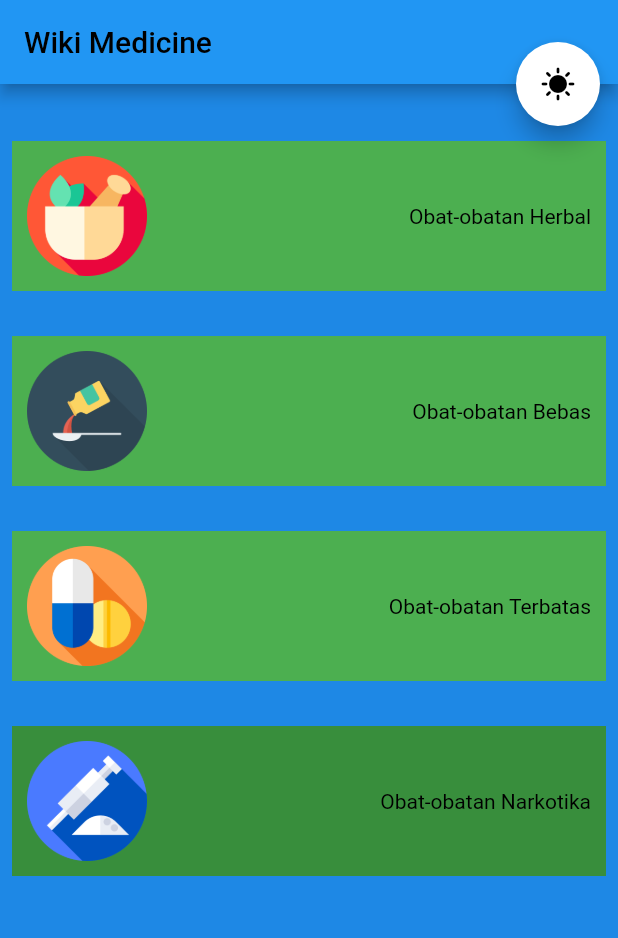
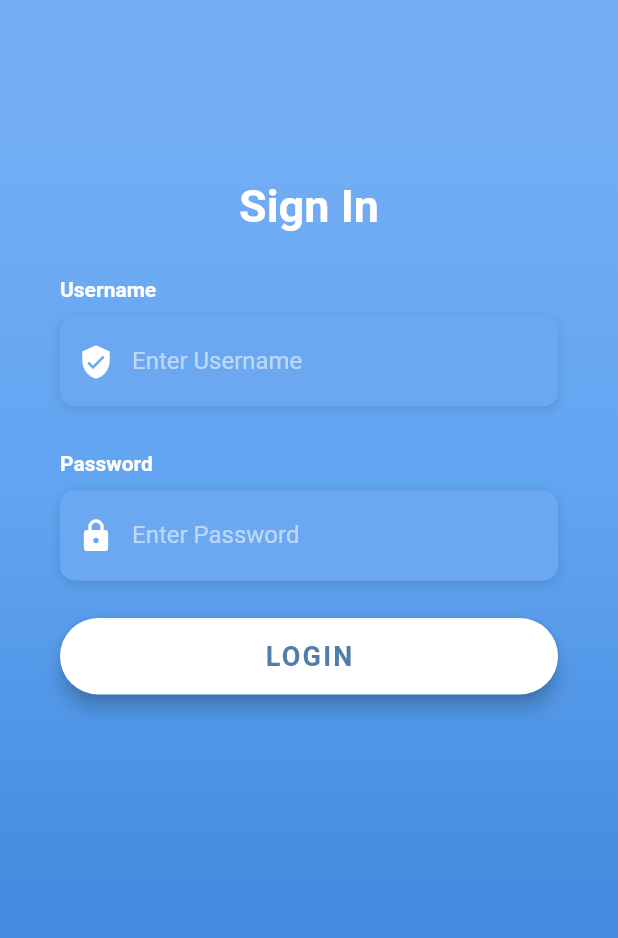
Before and after one commit to KKhouma/practice-mobile, a Flutter app: the screen it shows after launch, on a phone screen of 412 x 824 dp. Shown: the top 938 px of the screen. Run offline on Flutter 3.47's test engine with Material 2 defaults, Android fonts, the phone set to English and light mode, and no system bars; Roboto replaces fonts that are missing (OpenSans).

Commit message:
modul 3 50%

```diff
--- /dev/null
+++ b/lib/decor.dart
@@ -0,0 +1,24 @@
+import 'package:flutter/material.dart';
+
+final kHintTextStyle = TextStyle(
+  color: Colors.white54,
+  fontFamily: 'OpenSans',
+);
+
+final kLabelStyle = TextStyle(
+  color: Colors.white,
+  fontWeight: FontWeight.bold,
+  fontFamily: 'OpenSans',
+);
+
+final kBoxDecorationStyle = BoxDecoration(
+  color: Color(0xFF6CA8F1),
+  borderRadius: BorderRadius.circular(10.0),
+  boxShadow: [
+    BoxShadow(
+      color: Colors.black12,
+      blurRadius: 6.0,
+      offset: Offset(0, 2),
+    ),
+  ],
+);
--- /dev/null
+++ b/lib/login.dart
@@ -0,0 +1,143 @@
+
+import 'package:ui1/pages/main_menu.dart';
+
+import 'decor.dart';
+import 'package:flutter/material.dart';
+
+class LoginScreen extends StatefulWidget{
+  @override
+  _LoginScreenState createState() => _LoginScreenState();
+}
+
+class _LoginScreenState extends State<LoginScreen>{
+  @override
+  Widget build(BuildContext context){
+    return Scaffold(
+      body: Stack(
+        children: <Widget>[
+          Container(
+            height: double.infinity,
+            width: double.infinity,
+            decoration: const BoxDecoration(
+              gradient: LinearGradient(
+                begin: Alignment.topCenter,
+                end: Alignment.bottomCenter,
+                colors: [
+                  Color(0xFF73AEF5),
+                  Color(0xFF61a4f1),
+                  Color(0xff478de0),
+                  Color(0xff398ae5),
+                ],
+                stops: [0.1, 0.4, 0.7, 0.9]
+                )
+            ),
+          ),
+         Container(
+           height: double.infinity,
+           child:  SingleChildScrollView(
+             physics:const AlwaysScrollableScrollPhysics(),
+             padding:const EdgeInsets.symmetric(
+               horizontal: 40.0,
+               vertical: 120.0,
+             ),
+             child: Column(
+               mainAxisAlignment: MainAxisAlignment.center,
+               children:<Widget>[
+                const Text(
+                   'Sign In',
+                   style: TextStyle(
+                     color :Colors.white,
+                     fontFamily: 'OpenSans',
+                     fontSize:30.0,
+                     fontWeight: FontWeight.bold,
+                   ),
+                 ),
+                 SizedBox(height: 30.0),
+                 Column(
+                   crossAxisAlignment: CrossAxisAlignment.start,
+                   children: <Widget>[
+                         Text(
+                       'Username',
+                       style: kLabelStyle,
+                     ),
+                     const SizedBox(height: 10.0),
+                     Container(
+                       alignment: Alignment.centerLeft,
+                       decoration:kBoxDecorationStyle,
+                       height: 60.0,
+                       child: TextField(
+                         style: TextStyle(color: Colors.white),
+                         decoration: InputDecoration(
+                           border: InputBorder.none,
+                           contentPadding: EdgeInsets.only(top: 14.0),
+                           prefixIcon: Icon(
+                             Icons.verified_user,
+                             color: Colors.white,
+                           ),
+                           hintText: 'Enter Username',
+                           hintStyle: kHintTextStyle,
+                         ),
+                       ),
+                     )
+                   ],
+                 ),
+                 SizedBox(height: 30.0),
+                 Column(
+                   crossAxisAlignment: CrossAxisAlignment.start,
+                   children: <Widget>[
+                         Text(
+                       'Password',
+                       style: kLabelStyle,
+                     ),
+                     const SizedBox(height: 10.0),
+                     Container(
+                       alignment: Alignment.centerLeft,
+                       decoration:kBoxDecorationStyle,
+                       height: 60.0,
+                       child: TextField(
+                         obscureText: true,
+                         style: TextStyle(color: Colors.white),
+                         decoration: InputDecoration(
+                           border: InputBorder.none,
+                           contentPadding: EdgeInsets.only(top: 14.0),
+                           prefixIcon: Icon(
+                             Icons.lock,
+                             color: Colors.white,
+                           ),
+                           hintText: 'Enter Password',
+                           hintStyle: kHintTextStyle,
+                         ),
+                       ),
+                     )
+                   ],
+                 ),
+                 Container(
+                   padding: EdgeInsets.symmetric(vertical: 25.0),
+                   width: double.infinity,
+                   child: RaisedButton(
+                     elevation: 5.0,
+                     onPressed: (){
+                       Navigator.push(context, MaterialPageRoute(builder: (context) => MainMenuPages()));
+                     },
+                     padding: EdgeInsets.all(15.0),
+                     shape: RoundedRectangleBorder(borderRadius: BorderRadius.circular(30.0)),
+                     color: Colors.white,
+                     child:const Text(
+                       'LOGIN',
+                       style: TextStyle(
+                         color: Color(0xFF527DAA),
+                         letterSpacing: 1.5,
+                         fontSize: 18.0,
+                         fontWeight: FontWeight.bold,
+                         fontFamily: 'OpenSans',
+                       ),
+                     ),
+                   ),
+                 )
+               ]),
+           ),
+         )
+        ], ),
+    );
+  }
+}
--- a/lib/main.dart
+++ b/lib/main.dart
@@ -1,5 +1,7 @@
 import 'package:flutter/material.dart';
+import 'package:ui1/login.dart';
 import 'package:ui1/pages/main_menu.dart';
+import 'login.dart';
 
 
 void main() {
@@ -12,126 +14,9 @@ class MyApp extends StatelessWidget {
   // This widget is the root of your application.
   @override
   Widget build(BuildContext context) {
-    return const MaterialApp(
-      home :  MainMenuPages(),
-      // home:
-      //  Scaffold(
-      //   appBar: AppBar(
-      //     backgroundColor: Colors.grey,
-      //     title: const Text('Wiki Medicine'),
-      //   ),
-      //   body: Padding(
-      //     padding: const EdgeInsets.all(8.0),
-      //     child: Column(
-      //       children: [
-      //         InkWell(
-      //           onTap: (){
-
-      //           },
-      //         child:Container(
-      //           width: double.infinity,
-      //           height: 100,
-      //           color: Colors.green,
-      //           child: Padding(
-      //             padding: const EdgeInsets.fromLTRB(10, 10, 10, 10),
-      //             child: Row(
-      //               mainAxisAlignment: MainAxisAlignment.spaceBetween,
-      //               children: [
-      //                 Image.asset('assets/herbal.png'),
-      //                 Column(
-      //                   mainAxisAlignment: MainAxisAlignment.center,
-      //                   crossAxisAlignment: CrossAxisAlignment.start,
-      //                   children: [
-      //                     Text(
-      //                       'Obat-obatan Herbal',
-      //                       textAlign: TextAlign.right,
-
-      //                     ),
-      //                   ],
-      //                 )
-      //               ],
-      //             ),
-      //           ),
-      //         ),),
-      //         Container(
-      //           width: double.infinity,
-      //           height: 100,
-      //           color: Colors.green.shade700,
-      //           child: Padding(
-      //             padding: const EdgeInsets.fromLTRB(10, 10, 10, 10),
-      //             child: Row(
-      //               mainAxisAlignment: MainAxisAlignment.spaceBetween,
-      //               children: [
-      //                 Image.asset('assets/syrup.png'),
-      //                 Column(
-      //                   mainAxisAlignment: MainAxisAlignment.center,
-      //                   crossAxisAlignment: CrossAxisAlignment.start,
-      //                   children: [
-      //                     Text(
-      //                       'Obat-obatan Bebas',
-      //                       textAlign: TextAlign.right,
-
-      //                     ),
-      //                   ],
-      //                 )
-      //               ],
-      //             ),
-      //           ),
-      //         ),
-      //         Container(
-      //           width: double.infinity,
-      //           height: 100,
-      //           color: Colors.green,
-      //           child: Padding(
-      //             padding: const EdgeInsets.fromLTRB(10, 10, 10, 10),
-      //             child: Row(
-      //               mainAxisAlignment: MainAxisAlignment.spaceBetween,
-      //               children: [
-      //                 Image.asset('assets/pills.png'),
-      //                 Column(
-      //                   mainAxisAlignment: MainAxisAlignment.center,
-      //                   crossAxisAlignment: CrossAxisAlignment.start,
-      //                   children: [
-      //                     Text(
-      //                       'Obat-obatan Terbatas',
-      //                       textAlign: TextAlign.right,
-
-      //                     ),
-      //                   ],
-      //                 )
-      //               ],
-      //             ),
-      //           ),
-      //         ),
-      //         Container(
-      //           width: double.infinity,
-      //           height: 100,
-      //           color: Colors.green.shade700,
-      //           child: Padding(
-      //             padding: const EdgeInsets.fromLTRB(10, 10, 10, 10),
-      //             child: Row(
-      //               mainAxisAlignment: MainAxisAlignment.spaceBetween,
-      //               children: [
-      //                 Image.asset('assets/heroin.png'),
-      //                 Column(
-      //                   mainAxisAlignment: MainAxisAlignment.center,
-      //                   crossAxisAlignment: CrossAxisAlignment.start,
-      //                   children: [
-      //                     Text(
-      //                       'Obat-obatan Narkotika',
-      //                       textAlign: TextAlign.right,
-
-      //                     ),
-      //                   ],
-      //                 )
-      //               ],
-      //             ),
-      //           ),
-      //         )
-      //       ],
-      //     ),
-      //   ),
-      // ),
+    return  MaterialApp(
+      //home :  MainMenuPages(),
+     home: LoginScreen(),
     );
   }
 }
```
Also changed, not shown: lib/pages/freemed.dart (added, +68 -0 lines), lib/pages/main_menu.dart (+14 -3 lines), lib/pages/medicine.dart (+7 -2 lines), lib/pages/test.dart (added).
